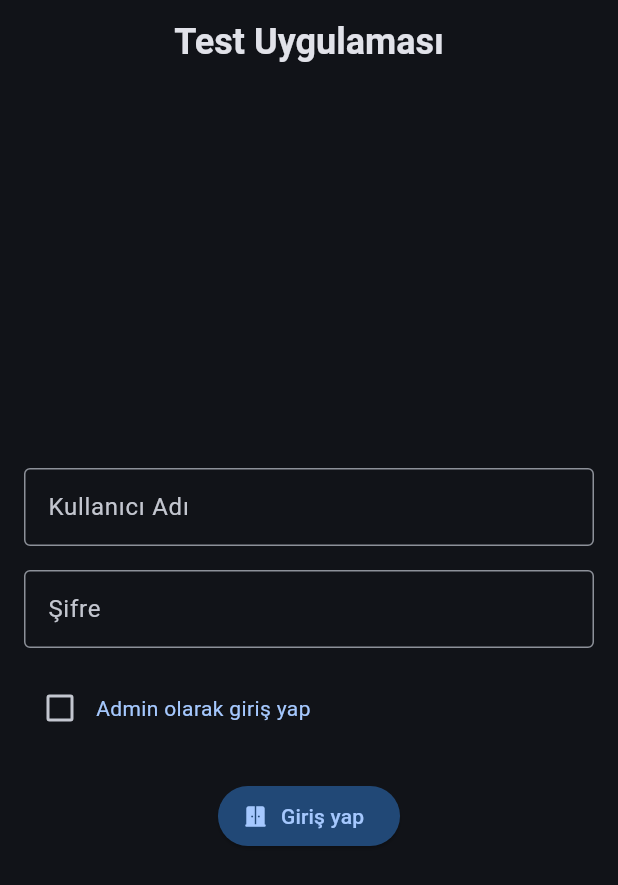
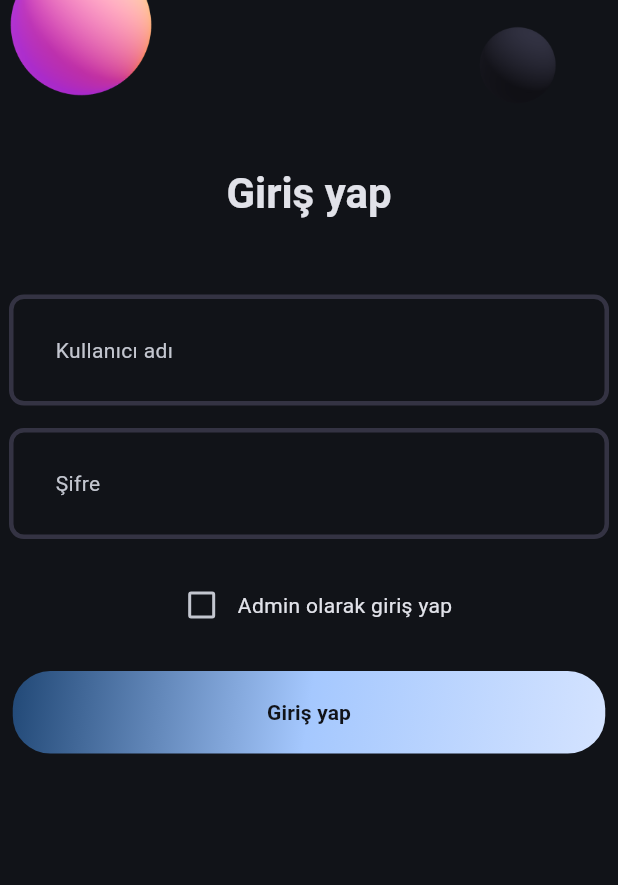
Before and after one commit to ardacagankeser/test-app, a Flutter app: the screen it shows after launch, on a phone screen of 412 x 824 dp. Shown: the top 885 px of the screen. Run offline on Flutter 3.47's test engine with Material 3 defaults, Android fonts, the phone set to English and light mode, and no system bars; our stand-ins replace google_fonts.

Commit message:
updated auth screen

```diff
--- /dev/null
+++ b/devtools_options.yaml
@@ -0,0 +1,3 @@
+description: This file stores settings for Dart & Flutter DevTools.
+documentation: https://docs.flutter.dev/tools/devtools/extensions#configure-extension-enablement-states
+extensions:
--- a/lib/screens/auth_screen.dart
+++ b/lib/screens/auth_screen.dart
@@ -1,4 +1,6 @@
 import 'package:flutter/material.dart';
+import 'package:test_app_rev/widgets/gradient_button.dart';
+import 'package:test_app_rev/widgets/login_field.dart';
 import 'welcome_screen.dart';
 
 class AuthScreen extends StatefulWidget {
@@ -9,8 +11,6 @@ class AuthScreen extends StatefulWidget {
 }
 
 class _AuthScreenState extends State<AuthScreen> {
-  final TextEditingController _usernameController = TextEditingController();
-  final TextEditingController _passwordController = TextEditingController();
   bool _isAdmin = false;
 
   @override
@@ -20,52 +20,40 @@ class _AuthScreenState extends State<AuthScreen> {
     final textTheme = theme.textTheme;
 
     return Scaffold(
-      appBar: AppBar(
-        title: Text(
-          'Test Uygulaması',
-          style: textTheme.headlineSmall?.copyWith(
+      body: SingleChildScrollView(
+        child: Center(
+          child: Column(
+            mainAxisAlignment: MainAxisAlignment.center,
+
+            children: [
+              Image.asset("assets/images/signin_balls.png"),
+
+              Text(
+                "Giriş yap",
+                style: textTheme.headlineMedium?.copyWith(
                   color: colorScheme.onSurface,
                   fontWeight: FontWeight.bold,
                 ),
               ),
-        centerTitle: true
+
+              SizedBox(height: 50,),
+
+              LoginField(
+                hintText: "Kullanıcı adı",
+                isPasswordField: false,
               ),
 
-      body: Padding(
-        padding: const EdgeInsets.all(16.0),
+              SizedBox(height: 15,),
 
-        child: Column(
-          mainAxisAlignment: MainAxisAlignment.center,
-
-          children: [
-            TextField(
-              controller: _usernameController,
-              decoration: InputDecoration(
-                labelText: "Kullanıcı Adı",
-                border: OutlineInputBorder(),
-              ),
-              style: textTheme.bodyMedium?.copyWith(
-                color: colorScheme.onSurface,
-              ),
+              LoginField(
+                hintText: "Şifre",
+                isPasswordField: true,
               ),
 
-            SizedBox(height: 16),
-
-            TextField(
-              controller: _passwordController,
-              obscureText: true,
-              decoration: InputDecoration(
-                labelText: 'Şifre',
-                border: OutlineInputBorder(),
-              ),
-              style: textTheme.bodyMedium?.copyWith(
-                color: colorScheme.onSurface,
-              ),
-            ),
-
-            SizedBox(height: 16),
+              SizedBox(height: 20,),
 
               Row(
+                mainAxisAlignment: MainAxisAlignment.center,
                 children: [
                   Checkbox(
                     value: _isAdmin,
@@ -75,37 +63,20 @@ class _AuthScreenState extends State<AuthScreen> {
                   Text(
                     'Admin olarak giriş yap',
                     style: textTheme.bodyMedium?.copyWith(
-                    color: colorScheme.primary,
+                      color: colorScheme.onSurface,
                     ),
                   ),
                 ],
               ),
 
-            SizedBox(height: 24),
+              SizedBox(height: 20,),
 
-            ElevatedButton.icon(
-              onPressed: () => Navigator.of(context).push(
+              GradientButton(onPressed: () => Navigator.of(context).push(
                 MaterialPageRoute(builder: (context) => WelcomeScreen(isAdmin: _isAdmin,)),
                 ),
-
-              icon: Icon(
-                Icons.door_sliding_rounded,
-                color: colorScheme.primary,
               ),
-
-              label: Text(
-                "Giriş yap",
-                style: textTheme.labelLarge?.copyWith(
-                  color: colorScheme.primary,
+            ],
           ),
-              ),
-
-              style: ElevatedButton.styleFrom(
-                backgroundColor: colorScheme.primaryContainer,
-              ),
-            ),
-
-          ],
         ),
       ),
     );
--- /dev/null
+++ b/lib/widgets/gradient_button.dart
@@ -0,0 +1,52 @@
+import 'package:flutter/material.dart';
+
+class GradientButton extends StatelessWidget {
+  final VoidCallback onPressed;
+
+  const GradientButton({
+    Key? key,
+    required this.onPressed
+  }) : super(key: key);
+
+  @override
+  Widget build(BuildContext context){
+    final theme = Theme.of(context);
+    final colorScheme = theme.colorScheme;
+    final textTheme = theme.textTheme;
+
+    return Container(
+      decoration: BoxDecoration(
+        gradient: LinearGradient(
+          colors: [
+          colorScheme.primaryContainer,
+          colorScheme.primary,
+          colorScheme.onPrimaryContainer,
+          ],
+          begin: Alignment.topLeft,
+          end: Alignment.bottomRight,
+        ),
+        borderRadius: BorderRadius.circular(25),
+      ),
+
+      child: ElevatedButton(
+        onPressed: (){
+          onPressed();
+        },
+
+        style: ElevatedButton.styleFrom(
+          fixedSize: Size(395, 55),
+          backgroundColor: Colors.transparent,
+          shadowColor: Colors.transparent,
+        ),
+
+        child: Text(
+          "Giriş yap",
+          style: textTheme.labelLarge?.copyWith(
+            color: colorScheme.surface,
+            fontWeight: FontWeight.w600,
+          ),
+        ),
+      ),
+    );
+  }
+}
--- /dev/null
+++ b/lib/widgets/login_field.dart
@@ -0,0 +1,53 @@
+import 'package:flutter/material.dart';
+
+class LoginField extends StatelessWidget {
+  final String hintText;
+  final bool isPasswordField;
+
+  const LoginField({
+    Key? key,
+    required this.hintText,
+    required this.isPasswordField,
+  }) : super(key: key);
+
+  @override
+  Widget build(BuildContext context){
+    final theme = Theme.of(context);
+    final colorScheme = theme.colorScheme;
+    final textTheme = theme.textTheme;
+
+    return ConstrainedBox(
+      constraints: BoxConstraints(
+        maxWidth: 400,
+      ),
+
+      child: TextFormField(
+        obscureText: isPasswordField,
+        decoration: InputDecoration(
+          contentPadding: EdgeInsets.all(27),
+
+          enabledBorder: OutlineInputBorder(
+            borderSide: BorderSide(
+              color: Color.fromRGBO(52, 51, 67, 1),
+              width: 3
+            ),
+            borderRadius: BorderRadius.circular(10),
+          ),
+
+          focusedBorder: OutlineInputBorder(
+            borderSide: BorderSide(
+              color: colorScheme.primary,
+              width: 3
+            ),
+            borderRadius: BorderRadius.circular(10),
+          ),
+
+          hintText: hintText,
+        ),
+        style: textTheme.bodyMedium?.copyWith(
+          color: colorScheme.onSurface,
+        ),
+      ),
+    );
+  }
+}
```
Lines whose indentation alone changed are shown as unchanged.
